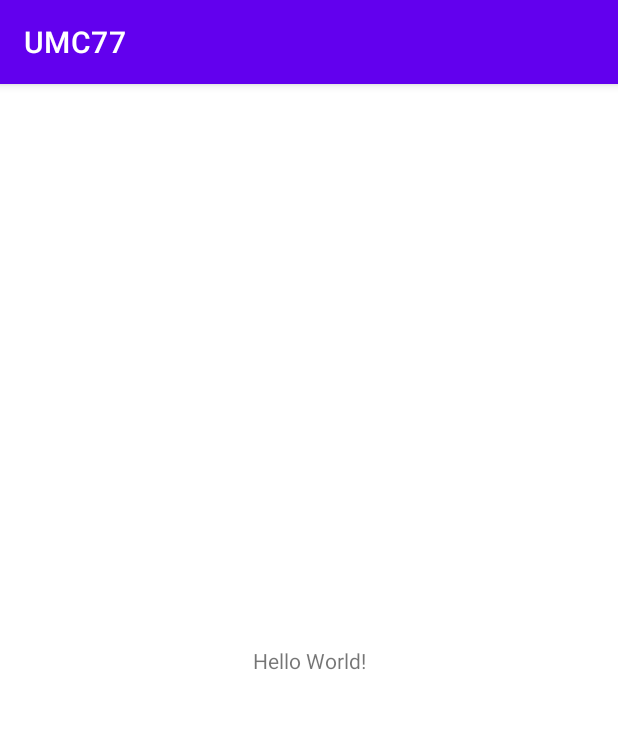
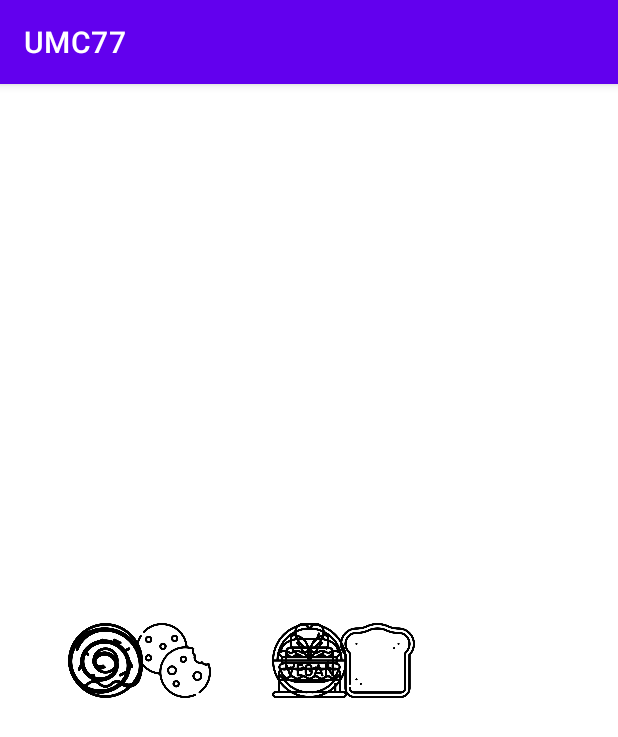
Before and after one commit to UMC77/APP_Android, an Android app: the screen it shows after launch (MainActivity), on a phone screen of 412 x 824 dp. Shown: the top 737 px of the screen. Run offline under Robolectric (Android 15) with nearby library versions, the phone set to English and light mode, and no system bars.

Commit message:
메뉴 만드는 중_v.1

```diff
--- a/app/src/main/res/layout/activity_main.xml
+++ b/app/src/main/res/layout/activity_main.xml
@@ -6,10 +6,71 @@
     android:layout_height="match_parent"
     tools:context=".MainActivity">
 
-    <TextView
-        android:layout_width="wrap_content"
-        android:layout_height="wrap_content"
-        android:text="Hello World!"
+    <ImageView
+        android:id="@+id/menu_cake_iv"
+        android:layout_width="50dp"
+        android:layout_height="50dp"
+        android:src="@drawable/cake"
+        app:layout_constraintBottom_toBottomOf="parent"
+        app:layout_constraintEnd_toEndOf="parent"
+        app:layout_constraintStart_toStartOf="parent"
+        app:layout_constraintTop_toTopOf="parent" />
+
+    <ImageView
+        android:id="@+id/menu_cookies_iv"
+        android:layout_width="50dp"
+        android:layout_height="50dp"
+        android:src="@drawable/cookies"
+        app:layout_constraintBottom_toBottomOf="parent"
+        app:layout_constraintEnd_toEndOf="@id/menu_cake_iv"
+        app:layout_constraintStart_toStartOf="parent"
+        app:layout_constraintTop_toTopOf="parent" />
+
+    <ImageView
+        android:id="@+id/menu_donut_iv"
+        android:layout_width="50dp"
+        android:layout_height="50dp"
+        android:src="@drawable/donut"
+        app:layout_constraintBottom_toBottomOf="parent"
+        app:layout_constraintEnd_toEndOf="@id/menu_cookies_iv"
+        app:layout_constraintStart_toStartOf="parent"
+        app:layout_constraintTop_toTopOf="parent" />
+
+    <ImageView
+        android:id="@+id/menu_bread_iv"
+        android:layout_width="50dp"
+        android:layout_height="50dp"
+        android:src="@drawable/bread"
+        app:layout_constraintBottom_toBottomOf="parent"
+        app:layout_constraintEnd_toEndOf="parent"
+        app:layout_constraintStart_toStartOf="@id/menu_cookies_iv"
+        app:layout_constraintTop_toTopOf="parent" />
+
+    <ImageView
+        android:id="@+id/menu_pastry_iv"
+        android:layout_width="50dp"
+        android:layout_height="50dp"
+        android:src="@drawable/pastry"
+        app:layout_constraintBottom_toBottomOf="parent"
+        app:layout_constraintEnd_toEndOf="@id/menu_cookies_iv"
+        app:layout_constraintStart_toStartOf="parent"
+        app:layout_constraintTop_toTopOf="parent" />
+
+    <ImageView
+        android:id="@+id/menu_macaron_iv"
+        android:layout_width="50dp"
+        android:layout_height="50dp"
+        android:src="@drawable/macaron"
+        app:layout_constraintBottom_toBottomOf="parent"
+        app:layout_constraintEnd_toEndOf="parent"
+        app:layout_constraintStart_toStartOf="parent"
+        app:layout_constraintTop_toTopOf="parent" />
+
+    <ImageView
+        android:id="@+id/menu_vegan_iv"
+        android:layout_width="50dp"
+        android:layout_height="50dp"
+        android:src="@drawable/vegan"
         app:layout_constraintBottom_toBottomOf="parent"
         app:layout_constraintEnd_toEndOf="parent"
         app:layout_constraintStart_toStartOf="parent"
```
